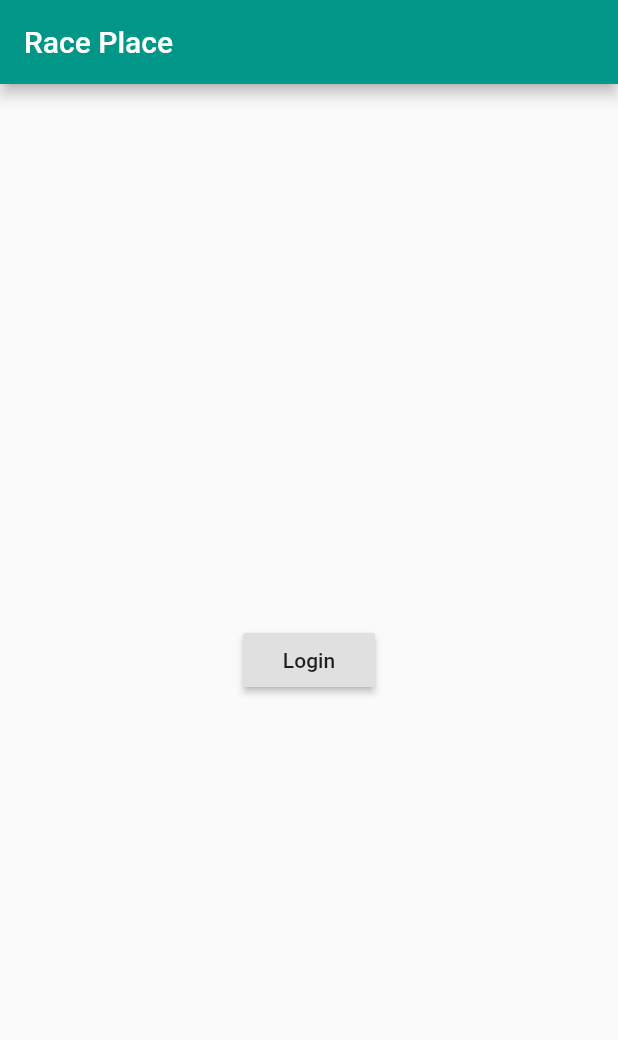
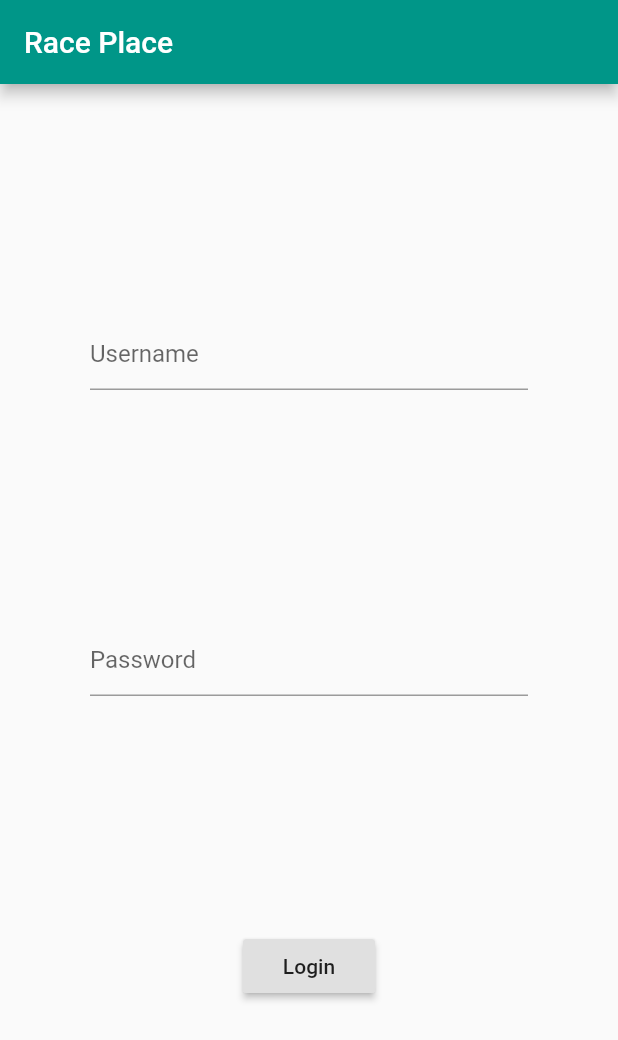
Before and after one commit to chance-cyphers/race-place, a Flutter app: the screen it shows after launch, on a phone screen of 412 x 824 dp. Shown: the top 1040 px of the screen. Run offline on Flutter 3.47's test engine with Material 2 defaults, Android fonts, the phone set to English and light mode, and no system bars; our stand-ins replace flutter_secure_storage, location; generated files the repository leaves out were written again.

Commit message:
Add username and password fields to login

```diff
--- /dev/null
+++ b/lib/bloc/login_bloc.dart
@@ -0,0 +1,41 @@
+import 'dart:async';
+
+import 'package:race_place/auth/auth.dart';
+import 'package:race_place/auth/credentials_keeper.dart';
+
+class LoginInfo {
+  String username;
+  String password;
+
+  LoginInfo(this.username, this.password);
+}
+
+class LoginBloc {
+  StreamController<void> _loginSuccessController;
+  StreamController<LoginInfo> _logInController;
+
+  Stream get loginSuccess => _loginSuccessController.stream;
+
+  Sink<LoginInfo> get login => _logInController.sink;
+
+  LoginBloc() {
+    _loginSuccessController = StreamController<void>();
+    _logInController = StreamController<LoginInfo>();
+    _logInController.stream.listen(_login);
+  }
+
+  void _login(LoginInfo info) {
+    loginClient.login("test@test.com", "ChuckNorris1").then((creds) {
+      return credentialsKeeper.save(creds);
+    }).then((_) {
+      _loginSuccessController.add({});
+    }).catchError((err) {
+      print('Error saving credentials: ' + err.toString());
+    });
+  }
+
+  void close() {
+    _loginSuccessController.close();
+    _logInController.close();
+  }
+}
--- a/lib/page/login_page.dart
+++ b/lib/page/login_page.dart
@@ -1,6 +1,5 @@
 import 'package:flutter/material.dart';
-import 'package:race_place/auth/auth.dart';
-import 'package:race_place/auth/credentials_keeper.dart';
+import 'package:race_place/bloc/login_bloc.dart';
 import 'package:race_place/page/home_page.dart';
 
 class LoginPage extends StatefulWidget {
@@ -9,14 +8,29 @@ class LoginPage extends StatefulWidget {
 }
 
 class _LoginState extends State<LoginPage> {
+  final _usernameController = TextEditingController();
+  final _passwordController = TextEditingController();
+  LoginBloc _loginBloc;
+
+  @override
+  void initState() {
+    super.initState();
+    _loginBloc = LoginBloc();
+    _loginBloc.loginSuccess.listen((_) {
+      _gotoHome();
+    });
+  }
+
+  @override
+  void dispose() {
+    super.dispose();
+    _loginBloc.close();
+  }
+
   void _login() {
-    loginClient.login("test@test.com", "ChuckNorris1").then((creds) {
-      return credentialsKeeper.save(creds);
-    }).then((_) {
-      _gotoHome();
-    }).catchError((err) {
-      print('Error saving credentials: ' + err.toString());
-    });
+    var username = _usernameController.text;
+    var password = _passwordController.text;
+    _loginBloc.login.add(LoginInfo(username, password));
   }
 
   void _gotoHome() {
@@ -34,15 +48,26 @@ class _LoginState extends State<LoginPage> {
         appBar: AppBar(
           title: Text("Race Place"),
         ),
-        body: Center(
+        body: Container(
+            padding: EdgeInsets.symmetric(horizontal: 60),
+            child: Center(
               child: Column(
                   mainAxisAlignment: MainAxisAlignment.spaceEvenly,
                   children: <Widget>[
+                    TextField(
+                      controller: _usernameController,
+                      decoration: InputDecoration(hintText: "Username"),
+                    ),
+                    TextField(
+                      obscureText: true,
+                      controller: _passwordController,
+                      decoration: InputDecoration(hintText: "Password"),
+                    ),
                     RaisedButton(
                       child: Text("Login"),
                       onPressed: _login,
                     ),
                   ]),
-        ));
+            )));
   }
 }
```
Lines whose indentation alone changed are shown as unchanged.
